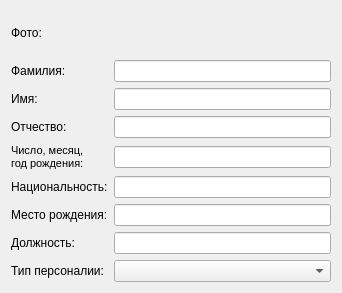
First picture: the form in object_manager/persones_info_form.ui, repository p4da0ne/Psycho, before the edit.
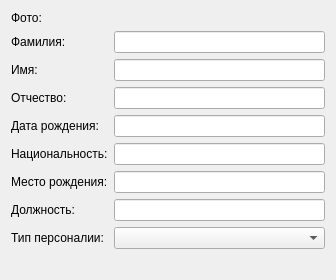
Second picture: the form after the edit.

Commit message: new persones NAX

What changed in the file:
```diff
--- a/object_manager/persones_info_form.ui
+++ b/object_manager/persones_info_form.ui
@@ -6,16 +6,19 @@
    <rect>
     <x>0</x>
     <y>0</y>
-    <width>342</width>
-    <height>293</height>
+    <width>336</width>
+    <height>280</height>
    </rect>
   </property>
   <property name="windowTitle">
    <string>Данные по персоналии</string>
   </property>
-  <layout class="QGridLayout" name="gridLayout_2">
+  <layout class="QGridLayout" name="gridLayout">
    <item row="0" column="0">
-    <layout class="QGridLayout" name="gridLayout">
+    <layout class="QFormLayout" name="formLayout_2">
+     <property name="fieldGrowthPolicy">
+      <enum>QFormLayout::AllNonFixedFieldsGrow</enum>
+     </property>
      <item row="0" column="0">
       <widget class="QLabel" name="label_5">
        <property name="font">
@@ -36,7 +39,7 @@
       </widget>
      </item>
      <item row="1" column="0">
-      <widget class="QLabel" name="label_3">
+      <widget class="QLabel" name="Label">
        <property name="font">
         <font>
          <pointsize>9</pointsize>
@@ -48,7 +51,7 @@
       </widget>
      </item>
      <item row="1" column="1">
-      <widget class="QLineEdit" name="f_lineEdit">
+      <widget class="QLineEdit" name="f_LineEdit">
        <property name="font">
         <font>
          <pointsize>9</pointsize>
@@ -63,7 +66,7 @@
       </widget>
      </item>
      <item row="2" column="0">
-      <widget class="QLabel" name="label_4">
+      <widget class="QLabel" name="Label_2">
        <property name="font">
         <font>
          <pointsize>9</pointsize>
@@ -75,7 +78,7 @@
       </widget>
      </item>
      <item row="2" column="1">
-      <widget class="QLineEdit" name="n_lineEdit">
+      <widget class="QLineEdit" name="name_LineEdit">
        <property name="font">
         <font>
          <pointsize>9</pointsize>
@@ -87,7 +90,7 @@
       </widget>
      </item>
      <item row="3" column="0">
-      <widget class="QLabel" name="label_7">
+      <widget class="QLabel" name="Label_3">
        <property name="font">
         <font>
          <pointsize>9</pointsize>
@@ -99,7 +102,7 @@
       </widget>
      </item>
      <item row="3" column="1">
-      <widget class="QLineEdit" name="o_lineEdit">
+      <widget class="QLineEdit" name="o_LineEdit">
        <property name="font">
         <font>
          <pointsize>9</pointsize>
@@ -111,26 +114,19 @@
       </widget>
      </item>
      <item row="4" column="0">
-      <widget class="QLabel" name="label_6">
+      <widget class="QLabel" name="Label_4">
        <property name="font">
         <font>
          <pointsize>9</pointsize>
-         <weight>50</weight>
-         <bold>false</bold>
         </font>
        </property>
        <property name="text">
-        <string>&lt;!DOCTYPE HTML PUBLIC &quot;-//W3C//DTD HTML 4.0//EN&quot; &quot;http://www.w3.org/TR/REC-html40/strict.dtd&quot;&gt;
-&lt;html&gt;&lt;head&gt;&lt;meta name=&quot;qrichtext&quot; content=&quot;1&quot; /&gt;&lt;style type=&quot;text/css&quot;&gt;
-p, li { white-space: pre-wrap; }
-&lt;/style&gt;&lt;/head&gt;&lt;body style=&quot; font-family:'MS Shell Dlg 2'; font-size:8.25pt; font-weight:400; font-style:normal;&quot;&gt;
-&lt;p style=&quot; margin-top:0px; margin-bottom:0px; margin-left:0px; margin-right:0px; -qt-block-indent:0; text-indent:0px;&quot;&gt;&lt;span style=&quot; font-size:8pt;&quot;&gt;Число, месяц,&lt;/span&gt;&lt;/p&gt;
-&lt;p style=&quot; margin-top:0px; margin-bottom:0px; margin-left:0px; margin-right:0px; -qt-block-indent:0; text-indent:0px;&quot;&gt;&lt;span style=&quot; font-size:8pt;&quot;&gt;год рождения:&lt;/span&gt;&lt;/p&gt;&lt;/body&gt;&lt;/html&gt;</string>
+        <string>Дата рождения:</string>
        </property>
       </widget>
      </item>
      <item row="4" column="1">
-      <widget class="QLineEdit" name="date_lineEdit">
+      <widget class="QLineEdit" name="date_LineEdit">
        <property name="font">
         <font>
          <pointsize>9</pointsize>
@@ -142,7 +138,7 @@
       </widget>
      </item>
      <item row="5" column="0">
-      <widget class="QLabel" name="label_2">
+      <widget class="QLabel" name="Label_5">
        <property name="font">
         <font>
          <pointsize>9</pointsize>
@@ -154,21 +150,22 @@
       </widget>
      </item>
      <item row="5" column="1">
-      <widget class="QLineEdit" name="nation_lineEdit">
+      <widget class="QLineEdit" name="nation_LineEdit">
        <property name="font">
         <font>
          <pointsize>9</pointsize>
         </font>
        </property>
+       <property name="readOnly">
+        <bool>true</bool>
+       </property>
       </widget>
      </item>
      <item row="6" column="0">
-      <widget class="QLabel" name="label_8">
+      <widget class="QLabel" name="Label_6">
        <property name="font">
         <font>
          <pointsize>9</pointsize>
-         <weight>50</weight>
-         <bold>false</bold>
         </font>
        </property>
        <property name="text">
@@ -177,7 +174,7 @@
       </widget>
      </item>
      <item row="6" column="1">
-      <widget class="QLineEdit" name="home_lineEdit">
+      <widget class="QLineEdit" name="home_LineEdit">
        <property name="font">
         <font>
          <pointsize>9</pointsize>
@@ -189,7 +186,7 @@
       </widget>
      </item>
      <item row="7" column="0">
-      <widget class="QLabel" name="label">
+      <widget class="QLabel" name="Label_7">
        <property name="font">
         <font>
          <pointsize>9</pointsize>
@@ -201,7 +198,7 @@
       </widget>
      </item>
      <item row="7" column="1">
-      <widget class="QLineEdit" name="rank_lineEdit">
+      <widget class="QLineEdit" name="rankLineEdit">
        <property name="font">
         <font>
          <pointsize>9</pointsize>
@@ -213,12 +210,10 @@
       </widget>
      </item>
      <item row="8" column="0">
-      <widget class="QLabel" name="label_17">
+      <widget class="QLabel" name="Label_8">
        <property name="font">
         <font>
          <pointsize>9</pointsize>
-         <weight>50</weight>
-         <bold>false</bold>
         </font>
        </property>
        <property name="text">
@@ -227,22 +222,7 @@
       </widget>
      </item>
      <item row="8" column="1">
-      <widget class="QComboBox" name="type_comboBox">
-       <property name="font">
-        <font>
-         <pointsize>9</pointsize>
-        </font>
-       </property>
-       <property name="editable">
-        <bool>false</bool>
-       </property>
-       <property name="insertPolicy">
-        <enum>QComboBox::NoInsert</enum>
-       </property>
-       <property name="frame">
-        <bool>true</bool>
-       </property>
-      </widget>
+      <widget class="QComboBox" name="type_comboBox"/>
      </item>
     </layout>
    </item>
```
Left out of the diff: 3 changed lines with no effect on the pictures. The commit also changes 6 other files.
